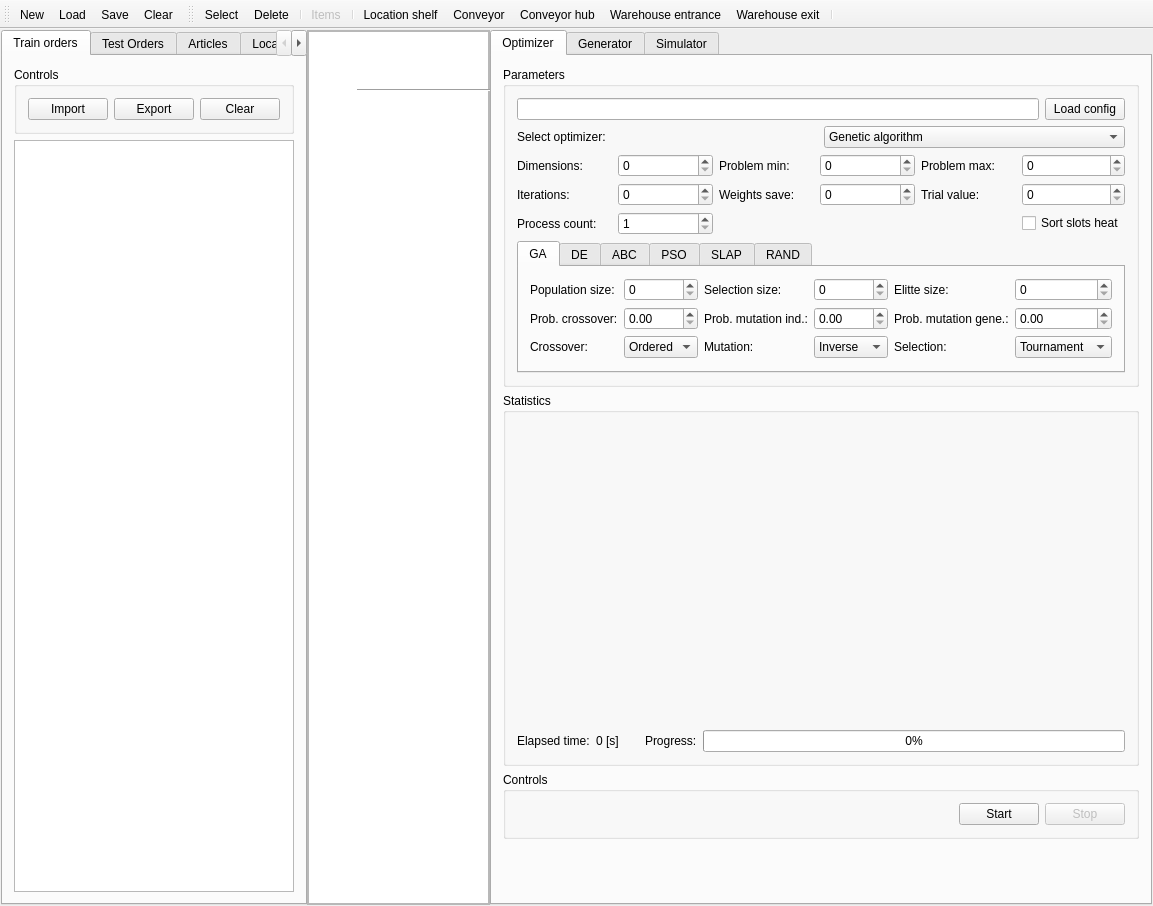
Above: src/gui/mainwindow.ui from kocica/warehouse-manager before the change. Below: the same form after it.
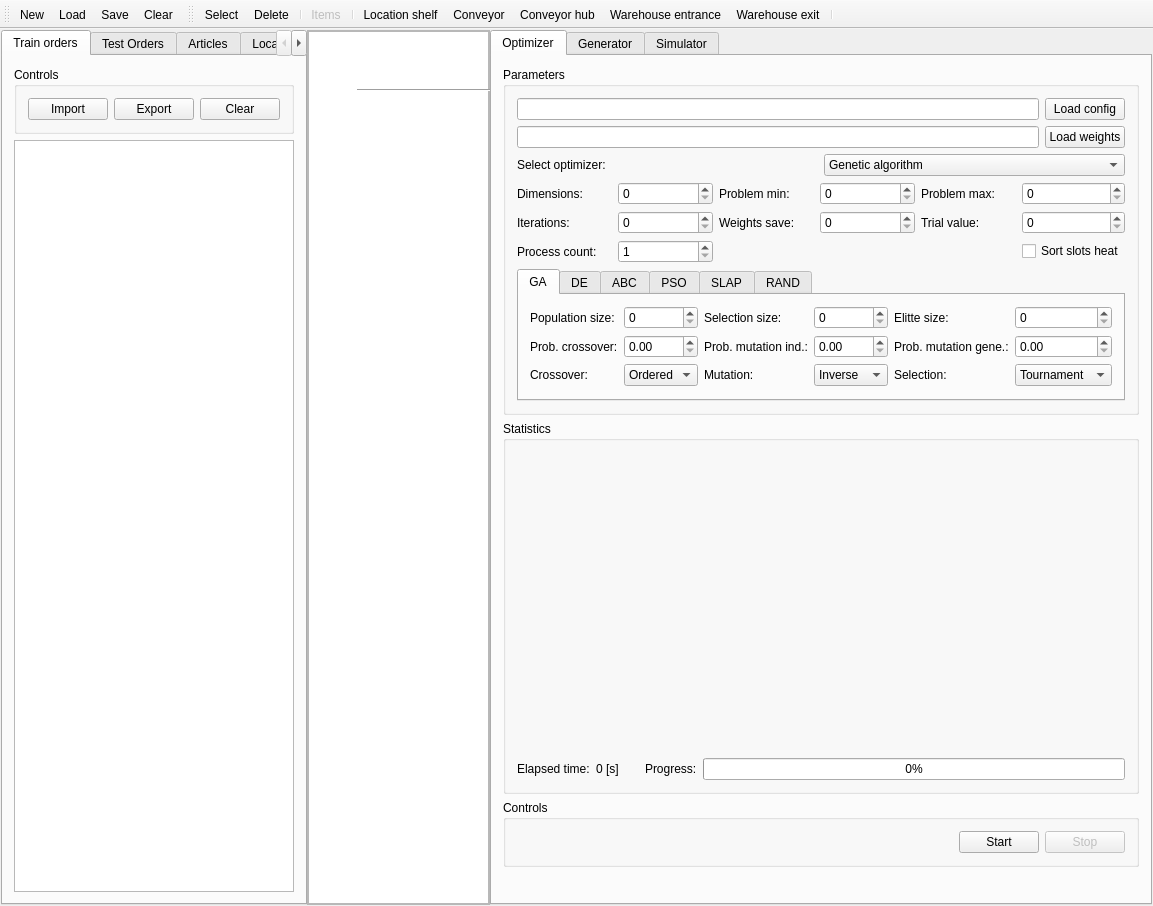
That is the form after the change. Icons and pictures are not drawn. Custom widgets are drawn as their Qt base class.

What changed in the file:
```diff
--- a/src/gui/mainwindow.ui
+++ b/src/gui/mainwindow.ui
@@ -335,6 +335,23 @@
                  </item>
                 </layout>
                </item>
+               <item>
+                <layout class="QHBoxLayout" name="weightsLayout">
+                 <property name="topMargin">
+                  <number>0</number>
+                 </property>
+                 <item>
+                  <widget class="QLineEdit" name="weightsLine"/>
+                 </item>
+                 <item>
+                  <widget class="QPushButton" name="weightsLoad">
+                   <property name="text">
+                    <string>Load weights</string>
+                   </property>
+                  </widget>
+                 </item>
+                </layout>
+               </item>
                <item>
                 <layout class="QHBoxLayout" name="optimizerSelectionLayout">
                  <item>
```
